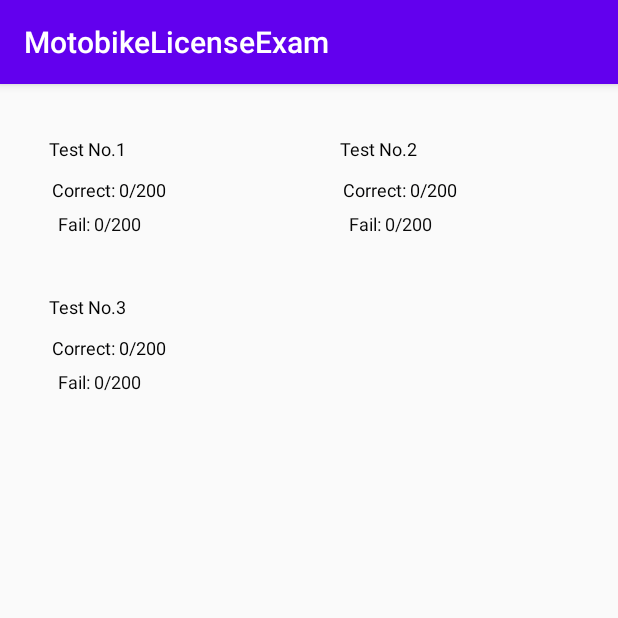
After one commit to HarpuiaSaber/MotobikeLicenseExam, an Android app: the ExamListActivity screen opened directly, with no data from a screen before it, on a phone screen of 412 x 824 dp, the top half of it. The commit adds this screen. Run offline under Robolectric (Android 15) with nearby library versions, the phone set to English and light mode, and no system bars.

Commit message:
add exam

```diff
--- a/app/build.gradle
+++ b/app/build.gradle
@@ -37,9 +37,11 @@ dependencies {
     implementation 'androidx.navigation:navigation-fragment:2.2.2'
     implementation 'androidx.navigation:navigation-ui:2.2.2'
     implementation 'androidx.lifecycle:lifecycle-extensions:2.2.0'
+    implementation 'androidx.viewpager:viewpager:1.0.0'
     testImplementation 'junit:junit:4.12'
     androidTestImplementation 'androidx.test.ext:junit:1.1.1'
     androidTestImplementation 'androidx.test.espresso:espresso-core:3.2.0'
     implementation 'com.google.code.gson:gson:2.8.5'
     implementation 'com.android.volley:volley:1.1.1'
+    implementation 'me.relex:circleindicator:1.3.2'
 }
--- /dev/null
+++ b/app/src/main/java/com/group0201/motobikelicenseexam/ExamListActivity.java
@@ -0,0 +1,42 @@
+package com.group0201.motobikelicenseexam;
+
+import androidx.appcompat.app.AppCompatActivity;
+
+import android.content.Intent;
+import android.os.Bundle;
+import android.view.View;
+import android.widget.AdapterView;
+import android.widget.GridView;
+
+import com.group0201.motobikelicenseexam.ui.exam.ExamAdapter;
+import com.group0201.motobikelicenseexam.ui.exam.ExamIcon;
+
+import java.util.ArrayList;
+
+public class ExamListActivity extends AppCompatActivity {
+    private GridView listExam;
+    private ArrayList<ExamIcon> arrIcon;
+    @Override
+    protected void onCreate(Bundle savedInstanceState) {
+        super.onCreate(savedInstanceState);
+        setContentView(R.layout.activity_exam_list);
+        init();
+    }
+    public void init(){
+        this.arrIcon=new ArrayList<>();
+        for(int i=0;i<3;i++){
+            ExamIcon examIcon=new ExamIcon(i+1,0,0);
+            this.arrIcon.add(examIcon);
+        }
+        ExamAdapter examAdapter=new ExamAdapter(arrIcon,this);
+        listExam=(GridView) findViewById(R.id.list_exam);
+        this.listExam.setAdapter(examAdapter);
+        listExam.setOnItemClickListener(new AdapterView.OnItemClickListener() {
+            @Override
+            public void onItemClick(AdapterView<?> parent, View view, int position, long id) {
+                Intent intent=new Intent(ExamListActivity.this,ExamActivity.class);
+                startActivity(intent);
+            }
+        });
+    }
+}
--- a/app/src/main/java/com/group0201/motobikelicenseexam/model/BaiTest.java
+++ b/app/src/main/java/com/group0201/motobikelicenseexam/model/BaiTest.java
@@ -1,6 +1,6 @@
 package com.group0201.motobikelicenseexam.model;
 
-public class BaiTest {
+public class BaiTest{
     private long id;
     private String content;
     private int time;
--- /dev/null
+++ b/app/src/main/java/com/group0201/motobikelicenseexam/ui/exam/ExamAdapter.java
@@ -0,0 +1,65 @@
+package com.group0201.motobikelicenseexam.ui.exam;
+
+import android.app.Activity;
+import android.content.Context;
+import android.view.LayoutInflater;
+import android.view.View;
+import android.view.ViewGroup;
+import android.widget.BaseAdapter;
+import android.widget.TextView;
+
+import com.group0201.motobikelicenseexam.R;
+
+import java.util.ArrayList;
+
+public class ExamAdapter extends BaseAdapter {
+    private ArrayList<ExamIcon> arrIcon;
+    private Context context;
+    private LayoutInflater layoutInflater;
+
+    public ExamAdapter(ArrayList<ExamIcon> arrIcon, Context context) {
+        this.arrIcon = arrIcon;
+        this.context = context;
+//        this.layoutInflater = LayoutInflater.from(context);
+    }
+
+    @Override
+    public int getCount() {
+        return arrIcon.size();
+    }
+
+    @Override
+    public Object getItem(int position) {
+        return arrIcon.get(position);
+    }
+
+    @Override
+    public long getItemId(int position) {
+        return position;
+    }
+
+    @Override
+    public View getView(int position, View convertView, ViewGroup parent) {
+        ViewHolder holder;
+        layoutInflater=(LayoutInflater) context.getSystemService(Activity.LAYOUT_INFLATER_SERVICE);
+        if(convertView==null){
+            holder=new ViewHolder();
+            convertView=layoutInflater.inflate(R.layout.exam_button_layout,null);
+            holder.number=(TextView) convertView.findViewById(R.id.number);
+            holder.corrects=(TextView) convertView.findViewById(R.id.count_correct);
+            holder.fails=(TextView)convertView.findViewById(R.id.count_fail);
+            convertView.setTag(holder);
+        }else{
+            holder=(ViewHolder)convertView.getTag();
+        }
+        ExamIcon exam=this.arrIcon.get(position);
+        holder.number.setText("Test No."+exam.getTestNum());
+        holder.corrects.setText("Correct: "+exam.getCorrectCount()+"/200");
+        holder.fails.setText("Fail: "+exam.getFailCount()+"/200");
+        return convertView;
+    }
+
+    private class ViewHolder{
+        TextView number,corrects,fails;
+    }
+}
--- /dev/null
+++ b/app/src/main/java/com/group0201/motobikelicenseexam/ui/exam/ExamIcon.java
@@ -0,0 +1,41 @@
+package com.group0201.motobikelicenseexam.ui.exam;
+
+public class ExamIcon {
+    private int testNum;
+    private int failCount;
+    private int correctCount;
+
+    public ExamIcon(){
+
+    }
+
+    public ExamIcon(int testNum, int failCount, int correctCount) {
+        this.testNum = testNum;
+        this.failCount = failCount;
+        this.correctCount = correctCount;
+    }
+
+    public int getTestNum() {
+        return testNum;
+    }
+
+    public void setTestNum(int testNum) {
+        this.testNum = testNum;
+    }
+
+    public int getFailCount() {
+        return failCount;
+    }
+
+    public void setFailCount(int failCount) {
+        this.failCount = failCount;
+    }
+
+    public int getCorrectCount() {
+        return correctCount;
+    }
+
+    public void setCorrectCount(int correctCount) {
+        this.correctCount = correctCount;
+    }
+}
--- a/app/src/main/java/com/group0201/motobikelicenseexam/ui/home/HomeFragment.java
+++ b/app/src/main/java/com/group0201/motobikelicenseexam/ui/home/HomeFragment.java
@@ -16,6 +16,7 @@ import androidx.fragment.app.Fragment;
 import androidx.lifecycle.ViewModelProviders;
 
 import com.group0201.motobikelicenseexam.AchievementActivites;
+import com.group0201.motobikelicenseexam.ExamListActivity;
 import com.group0201.motobikelicenseexam.LawViewModel;
 import com.group0201.motobikelicenseexam.R;
 import com.group0201.motobikelicenseexam.TraficSignViewModel;
@@ -51,6 +52,7 @@ public class HomeFragment extends Fragment {
         webView.loadUrl(getString(R.string.baseUrl) + "Home/Infor");
 
         exam.setOnClickListener((v) -> {
+            startActivity(new Intent(root.getContext(), ExamListActivity.class));
         });
         theory.setOnClickListener((v) -> {
         });
--- /dev/null
+++ b/app/src/main/res/layout/activity_exam_list.xml
@@ -0,0 +1,41 @@
+<?xml version="1.0" encoding="utf-8"?>
+<androidx.constraintlayout.widget.ConstraintLayout xmlns:android="http://schemas.android.com/apk/res/android"
+    xmlns:app="http://schemas.android.com/apk/res-auto"
+    xmlns:tools="http://schemas.android.com/tools"
+    android:layout_width="match_parent"
+    android:layout_height="match_parent"
+    tools:context=".ExamListActivity">
+    <LinearLayout
+        android:layout_width="match_parent"
+        android:layout_height="match_parent"
+        android:layout_marginStart="8dp"
+        android:layout_marginLeft="8dp"
+        android:layout_marginTop="8dp"
+        android:layout_marginEnd="8dp"
+        android:layout_marginRight="8dp"
+        android:layout_marginBottom="8dp"
+        android:weightSum="1"
+        android:orientation="vertical"
+        app:layout_constraintBottom_toBottomOf="parent"
+        app:layout_constraintEnd_toEndOf="parent"
+        app:layout_constraintStart_toStartOf="parent"
+        app:layout_constraintTop_toTopOf="parent">
+
+        <GridView
+            android:id="@+id/list_exam"
+            android:layout_width="388dp"
+            android:layout_height="433dp"
+            android:layout_marginStart="8dp"
+            android:layout_marginLeft="8dp"
+            android:layout_marginTop="8dp"
+            android:layout_marginEnd="8dp"
+            android:layout_marginRight="8dp"
+            android:layout_marginBottom="8dp"
+            android:layout_weight="1"
+            android:numColumns="2">
+
+        </GridView>
+
+    </LinearLayout>
+
+</androidx.constraintlayout.widget.ConstraintLayout>
--- /dev/null
+++ b/app/src/main/res/layout/exam_button_layout.xml
@@ -0,0 +1,71 @@
+<?xml version="1.0" encoding="utf-8"?>
+<RelativeLayout xmlns:android="http://schemas.android.com/apk/res/android"
+    android:layout_width="match_parent"
+    android:layout_height="match_parent"
+    xmlns:app="http://schemas.android.com/apk/res-auto">
+
+    <androidx.constraintlayout.widget.ConstraintLayout
+        android:layout_width="147dp"
+        android:layout_height="105dp">
+
+        <TextView
+            android:id="@+id/number"
+            android:layout_width="118dp"
+            android:layout_height="24dp"
+            android:layout_marginStart="8dp"
+            android:layout_marginLeft="8dp"
+            android:layout_marginTop="8dp"
+            android:layout_marginEnd="8dp"
+            android:layout_marginRight="8dp"
+            android:layout_marginBottom="8dp"
+            android:text="Test Number"
+            android:textColor="#020202"
+            android:textSize="12sp"
+            app:layout_constraintBottom_toBottomOf="parent"
+            app:layout_constraintEnd_toEndOf="parent"
+            app:layout_constraintHorizontal_bias="0.629"
+            app:layout_constraintStart_toStartOf="parent"
+            app:layout_constraintTop_toTopOf="parent"
+            app:layout_constraintVertical_bias="0.162" />
+
+        <TextView
+            android:id="@+id/count_correct"
+            android:layout_width="113dp"
+            android:layout_height="22dp"
+            android:layout_marginStart="8dp"
+            android:layout_marginLeft="8dp"
+            android:layout_marginEnd="8dp"
+            android:layout_marginRight="8dp"
+            android:layout_marginBottom="8dp"
+            android:text="Correct:"
+            android:textColor="#000001"
+            android:textSize="12sp"
+            app:layout_constraintBottom_toBottomOf="parent"
+            app:layout_constraintEnd_toEndOf="parent"
+            app:layout_constraintHorizontal_bias="0.608"
+            app:layout_constraintStart_toStartOf="parent"
+            app:layout_constraintTop_toBottomOf="@+id/number"
+            app:layout_constraintVertical_bias="0.098" />
+
+        <TextView
+            android:id="@+id/count_fail"
+            android:layout_width="106dp"
+            android:layout_height="24dp"
+            android:layout_marginStart="8dp"
+            android:layout_marginLeft="8dp"
+            android:layout_marginEnd="8dp"
+            android:layout_marginRight="8dp"
+            android:layout_marginBottom="8dp"
+            android:text="Fail:"
+            android:textColor="#0A0A0A"
+            android:textSize="12sp"
+            app:layout_constraintBottom_toBottomOf="parent"
+            app:layout_constraintEnd_toEndOf="parent"
+            app:layout_constraintHorizontal_bias="0.579"
+            app:layout_constraintStart_toStartOf="parent"
+            app:layout_constraintTop_toBottomOf="@+id/count_correct"
+            app:layout_constraintVertical_bias="0.152" />
+
+    </androidx.constraintlayout.widget.ConstraintLayout>
+
+</RelativeLayout>
```
Also changed, not shown: app/src/main/AndroidManifest.xml (+6 -4 lines), app/src/main/java/com/group0201/motobikelicenseexam/ExamActivity.java (added, +61 -0 lines), app/src/main/java/com/group0201/motobikelicenseexam/ui/exam/ExamItem.java (added, +118 -0 lines), app/src/main/java/com/group0201/motobikelicenseexam/ui/exam/ItemAdapter.java (added, +50 -0 lines), app/src/main/res/layout/activity_exam.xml (added, +41 -0 lines), app/src/main/res/layout/item_layout.xml (added, +81 -0 lines).
